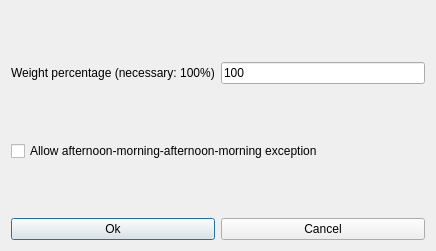
Before: the Qt Designer form fet/src/interface/modifyconstraintteachersmaxthreeconsecutivedaysform_template.ui in vonmecheln/fet, drawn with Qt 5.
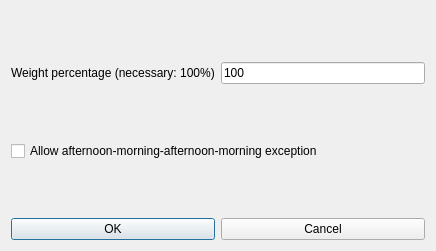
After: the same form once the commit is applied.

What changed in the file:
```diff
--- a/fet/src/interface/modifyconstraintteachersmaxthreeconsecutivedaysform_template.ui
+++ b/fet/src/interface/modifyconstraintteachersmaxthreeconsecutivedaysform_template.ui
@@ -96,7 +96,7 @@
      <item>
       <widget class="QPushButton" name="okPushButton">
        <property name="text">
-        <string>Ok</string>
+        <string>OK</string>
        </property>
       </widget>
      </item>
```
